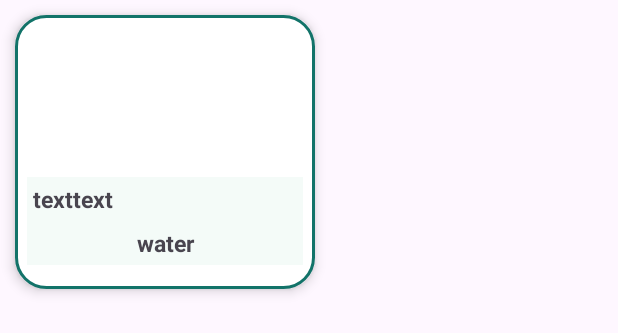
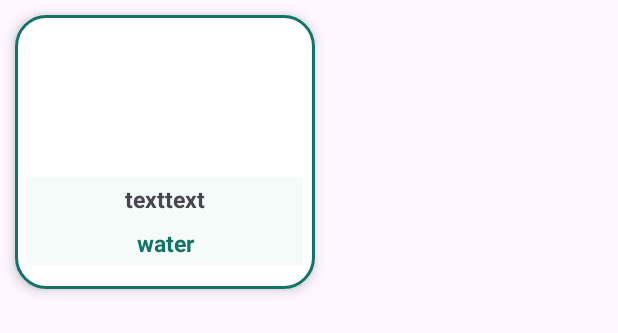
Before and after one commit to AbdullahRaed97/Tab5ty, an Android app: the layout ingredient_item.xml on its own in the app's theme, with its tools: preview values and no code run, on a phone screen of 412 x 824 dp. Shown: the top 333 px of the screen. Run offline under Robolectric (Android 15) with nearby library versions, the phone set to English and light mode, and no system bars.

Commit message:
adjusting colors and margins

```diff
--- a/app/src/main/res/layout/ingredient_item.xml
+++ b/app/src/main/res/layout/ingredient_item.xml
@@ -28,7 +28,7 @@
         android:layout_height="wrap_content"
         android:layout_marginBottom="40dp"
         android:background="@color/Surface"
-        android:gravity="center_vertical"
+        android:gravity="center"
         android:padding="4dp"
         android:textSize="15sp"
         android:textStyle="bold"
@@ -50,6 +50,7 @@
         android:gravity="center"
         android:textSize="15sp"
         android:textStyle="bold"
+        android:textColor="@color/Primary"
         app:layout_constraintBottom_toBottomOf="parent"
         app:layout_constraintEnd_toEndOf="parent"
         app:layout_constraintStart_toStartOf="parent"
```
